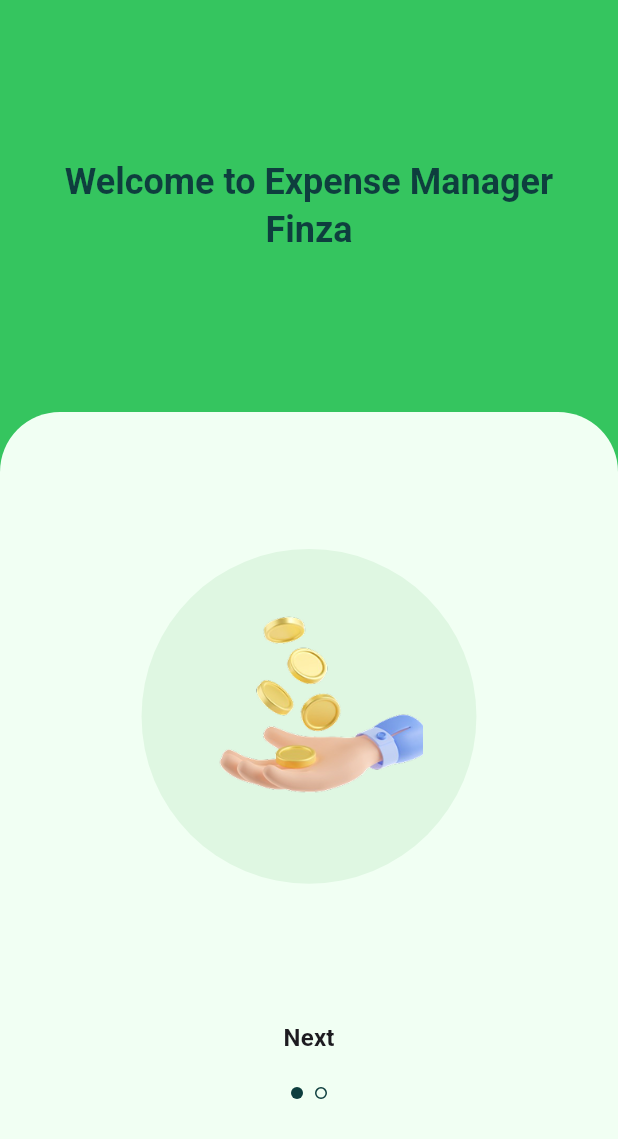
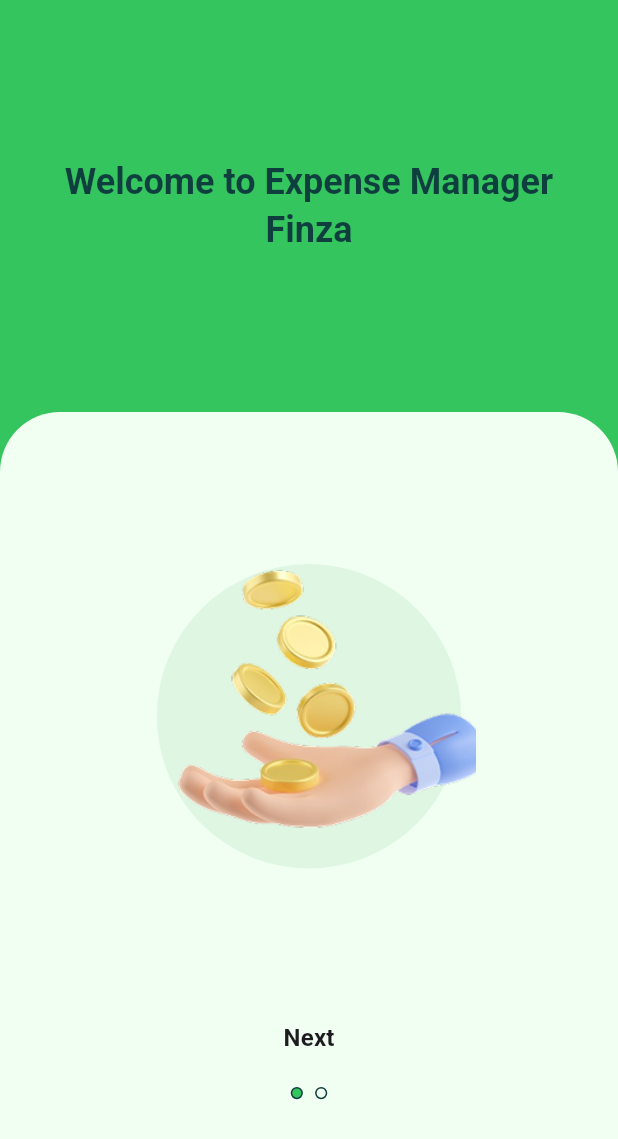
Before and after one commit to Devcujx2112/Finza, a Flutter app: the OnboardingView widget shown alone on an empty page, opened directly, on a phone screen of 412 x 824 dp. Shown: the top 1139 px of the screen. Run offline on Flutter 3.47's test engine with Material 3 defaults, Android fonts, the phone set to English and light mode, and no system bars; our stand-ins replace dio, flutter_screenutil, flutter_svg, get, shared_preferences, vector_graphics; accounts and stored records are empty; statements that could not run were skipped.

Commit message:
update ui

```diff
--- a/lib/l10n/app_en.arb
+++ b/lib/l10n/app_en.arb
@@ -3,5 +3,6 @@
   "appName": "Finza",
   "addExpense": "Add expense",
   "totalBalance": "Total balance",
-  "introduction":"Welcome to Expense Manager Finza"
+  "introduction":"Welcome to Expense Manager Finza",
+  "next":"Next"
 }
--- a/lib/l10n/app_localizations.dart
+++ b/lib/l10n/app_localizations.dart
@@ -118,6 +118,12 @@
   /// In en, this message translates to:
   /// **'Welcome to Expense Manager Finza'**
   String get introduction;
+
+  /// No description provided for @next.
+  ///
+  /// In en, this message translates to:
+  /// **'Next'**
+  String get next;
 }
 
 class _AppLocalizationsDelegate extends LocalizationsDelegate<AppLocalizations> {
--- a/lib/l10n/app_localizations_en.dart
+++ b/lib/l10n/app_localizations_en.dart
@@ -19,4 +19,7 @@
 
   @override
   String get introduction => 'Welcome to Expense Manager Finza';
+
+  @override
+  String get next => 'Next';
 }
--- a/lib/l10n/app_localizations_vi.dart
+++ b/lib/l10n/app_localizations_vi.dart
@@ -19,4 +19,7 @@
 
   @override
   String get introduction => 'Chào mừng đến với ứng dụng quản lý chi phí Finza';
+
+  @override
+  String get next => 'Tiếp';
 }
--- a/lib/l10n/app_vi.arb
+++ b/lib/l10n/app_vi.arb
@@ -3,5 +3,6 @@
   "appName": "Finza",
   "addExpense": "Thêm chi tiêu",
   "totalBalance": "Tổng số dư",
-  "introduction":"Chào mừng đến với ứng dụng quản lý chi phí Finza"
+  "introduction":"Chào mừng đến với ứng dụng quản lý chi phí Finza",
+  "next":"Tiếp"
 }
--- a/lib/src/core/color/app_colors.dart
+++ b/lib/src/core/color/app_colors.dart
@@ -4,13 +4,11 @@
   //light theme colors
   static const Color primaryColor = Color(0xFFF1FFF3);
   static const Color primarySecondaryColor = Color(0xFF35C55F);
-  static const Color lightBackgroundColor = Color(0xFF35C55F);
   static const Color lightTextColor = Color(0xFF0E3E3E);
   static const Color lightGreyColor = Color(0xFFDFF7E2);
 
   //dark theme colors
   static const Color darkPrimaryColor = Color(0xFF093030);
-  static const Color darkSecondaryColor = Color(0xFF35C55F);
   static const Color darkBackgroundColor = Color(0xFF093030);
   static const Color darkTextColor = Color(0xFFF1FFF3);
 }
--- a/lib/src/core/color/app_theme.dart
+++ b/lib/src/core/color/app_theme.dart
@@ -6,7 +6,7 @@
   static ThemeData lightTheme = ThemeData(
     brightness: Brightness.light,
     primaryColor: AppColors.primaryColor,
-    scaffoldBackgroundColor: AppColors.lightBackgroundColor,
+    scaffoldBackgroundColor: AppColors.primarySecondaryColor,
     textTheme: TextTheme(
       bodyMedium: TextStyle(
           color: AppColors.lightTextColor,
--- /dev/null
+++ b/lib/src/feature/onboarding/onboarding_controller.dart
@@ -0,0 +1,3 @@
+import 'package:get/get_state_manager/src/simple/get_controllers.dart';
+
+class OnboardingController extends GetxController {}
--- a/lib/src/feature/onboarding/onboarding_view.dart
+++ b/lib/src/feature/onboarding/onboarding_view.dart
@@ -4,7 +4,6 @@
 import 'package:app/src/core/widget/adaptive_page.dart';
 import 'package:flutter/material.dart';
 import 'package:flutter_screenutil/flutter_screenutil.dart';
-import 'package:flutter_svg/svg.dart';
 
 class OnboardingView extends StatefulWidget {
   const OnboardingView({super.key});
@@ -51,7 +50,7 @@
     final app = AppLocalizations.of(context);
 
     return Container(
-      color: AppColors.lightBackgroundColor,
+      color: AppColors.primarySecondaryColor,
       child: Column(
         children: [
           Expanded(
@@ -84,24 +83,34 @@
               child: Column(
                 mainAxisAlignment: MainAxisAlignment.spaceEvenly,
                 children: [
-                  Container(
+                  SizedBox(
                     width: 220.w,
                     height: 220.h,
-                    decoration: BoxDecoration(
-                        shape: BoxShape.circle,
-                        color: AppColors.lightGreyColor),
-                    child: Center(
-                        child: Assets.images.imgOnboard.image(
-                      width: 150.w,
-                      height: 150.h,
-                    )),
+                    child: Stack(
+                      alignment: Alignment.center,
+                      children: [
+                        Container(
+                          width: 200.w,
+                          height: 200.h,
+                          decoration: BoxDecoration(
+                            shape: BoxShape.circle,
+                            color: AppColors.lightGreyColor,
+                          ),
+                        ),
+                        Assets.images.imgOnboard.image(
+                          width: 260.w,
+                          height: 260.h,
+                          fit: BoxFit.contain,
+                        ),
+                      ],
+                    ),
                   ),
                   Column(
                     mainAxisAlignment: MainAxisAlignment.center,
                     spacing: 20.h,
                     children: [
                       Text(
-                        "Next",
+                        app?.next ?? '',
                         style:
                             Theme.of(context).textTheme.titleMedium?.copyWith(
                                   fontWeight: FontWeight.bold,
@@ -111,17 +120,20 @@
                         mainAxisAlignment: MainAxisAlignment.center,
                         children: [
                           Container(
-                            width: 8,
-                            height: 8,
+                            width: 8.sp,
+                            height: 8.sp,
                             decoration: BoxDecoration(
-                              color: AppColors.lightTextColor,
+                              border: Border.all(
+                                color: AppColors.lightTextColor,
+                              ),
+                              color: AppColors.primarySecondaryColor,
                               shape: BoxShape.circle,
                             ),
                           ),
-                          const SizedBox(width: 8),
+                          SizedBox(width: 8.sp),
                           Container(
-                            width: 8,
-                            height: 8,
+                            width: 8.sp,
+                            height: 8.sp,
                             decoration: BoxDecoration(
                               border: Border.all(
                                 color: AppColors.lightTextColor,
--- a/lib/src/feature/onboarding/splash_page.dart
+++ b/lib/src/feature/splash/splash_page.dart
@@ -1,5 +1,5 @@
 import 'package:app/src/feature/home/homepage_view.dart';
-import 'package:app/src/feature/onboarding/splash_page_controller.dart';
+import 'package:app/src/feature/splash/splash_page_controller.dart';
 import 'package:app/src/feature/onboarding/onboarding_view.dart';
 import 'package:flutter/material.dart';
 
```
Also changed, not shown: lib/src/feature/splash/splash_page_controller.dart (renamed from lib/src/feature/onboarding/splash_page_controller.dart).
